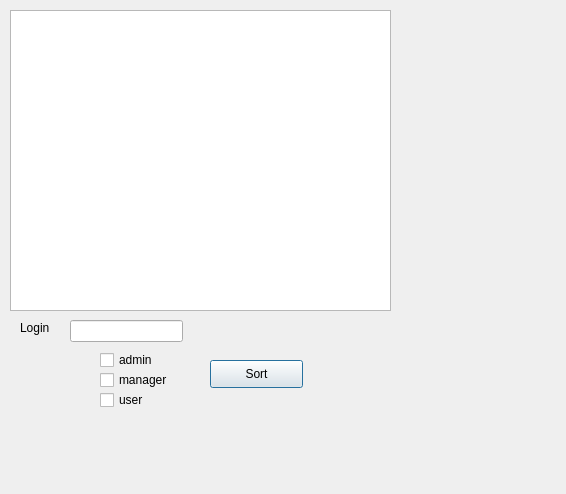
This is Lab1 log and pas/LPtatle.ui in Steper2000/181-351-okunev-2sim as Qt 5 draws it before an edit. The edited form follows.
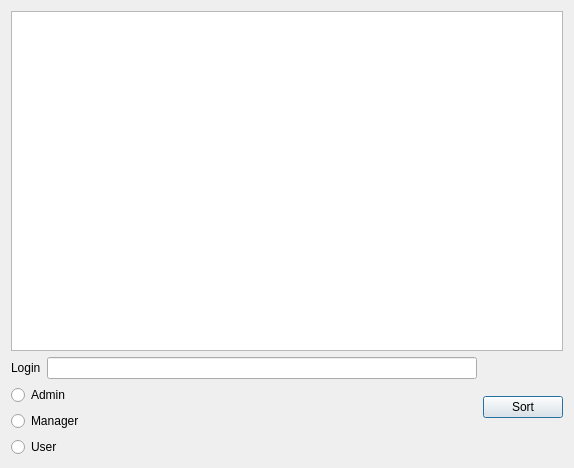
This is the edited form.

```diff
--- a/Lab1 log and pas/LPtatle.ui
+++ b/Lab1 log and pas/LPtatle.ui
@@ -6,98 +6,68 @@
    <rect>
     <x>0</x>
     <y>0</y>
-    <width>566</width>
-    <height>494</height>
+    <width>574</width>
+    <height>468</height>
    </rect>
   </property>
   <property name="windowTitle">
    <string>LPtatle</string>
   </property>
-  <widget class="QTableView" name="tableView">
-   <property name="geometry">
-    <rect>
-     <x>10</x>
-     <y>10</y>
-     <width>381</width>
-     <height>301</height>
-    </rect>
-   </property>
-  </widget>
-  <widget class="QLabel" name="label">
-   <property name="geometry">
-    <rect>
-     <x>20</x>
-     <y>320</y>
-     <width>55</width>
-     <height>16</height>
-    </rect>
-   </property>
-   <property name="text">
-    <string>Login</string>
-   </property>
-  </widget>
-  <widget class="QLineEdit" name="lineEdit">
-   <property name="geometry">
-    <rect>
-     <x>70</x>
-     <y>320</y>
-     <width>113</width>
-     <height>22</height>
-    </rect>
-   </property>
-  </widget>
-  <widget class="QPushButton" name="sort">
-   <property name="geometry">
-    <rect>
-     <x>210</x>
-     <y>360</y>
-     <width>93</width>
-     <height>28</height>
-    </rect>
-   </property>
-   <property name="text">
-    <string>Sort</string>
-   </property>
-  </widget>
-  <widget class="QCheckBox" name="adm">
-   <property name="geometry">
-    <rect>
-     <x>100</x>
-     <y>350</y>
-     <width>81</width>
-     <height>20</height>
-    </rect>
-   </property>
-   <property name="text">
-    <string>admin</string>
-   </property>
-  </widget>
-  <widget class="QCheckBox" name="man">
-   <property name="geometry">
-    <rect>
-     <x>100</x>
-     <y>370</y>
-     <width>81</width>
-     <height>20</height>
-    </rect>
-   </property>
-   <property name="text">
-    <string>manager</string>
-   </property>
-  </widget>
-  <widget class="QCheckBox" name="us">
-   <property name="geometry">
-    <rect>
-     <x>100</x>
-     <y>390</y>
-     <width>81</width>
-     <height>20</height>
-    </rect>
-   </property>
-   <property name="text">
-    <string>user</string>
-   </property>
-  </widget>
+  <layout class="QVBoxLayout" name="verticalLayout_2">
+   <item>
+    <widget class="QTableView" name="tableView"/>
+   </item>
+   <item>
+    <layout class="QHBoxLayout" name="horizontalLayout_2">
+     <item>
+      <layout class="QVBoxLayout" name="verticalLayout">
+       <item>
+        <layout class="QHBoxLayout" name="horizontalLayout">
+         <item>
+          <widget class="QLabel" name="label">
+           <property name="text">
+            <string>Login</string>
+           </property>
+          </widget>
+         </item>
+         <item>
+          <widget class="QLineEdit" name="lineEdit"/>
+         </item>
+        </layout>
+       </item>
+       <item>
+        <widget class="QRadioButton" name="ra">
+         <property name="text">
+          <string>Admin</string>
+         </property>
+        </widget>
+       </item>
+       <item>
+        <widget class="QRadioButton" name="rm">
+         <property name="text">
+          <string>Manager</string>
+         </property>
+        </widget>
+       </item>
+       <item>
+        <widget class="QRadioButton" name="ru">
+         <property name="text">
+          <string>User</string>
+         </property>
+        </widget>
+       </item>
+      </layout>
+     </item>
+     <item>
+      <widget class="QPushButton" name="sort">
+       <property name="text">
+        <string>Sort</string>
+       </property>
+      </widget>
+     </item>
+    </layout>
+   </item>
+  </layout>
  </widget>
  <layoutdefault spacing="6" margin="11"/>
  <resources/>
```
